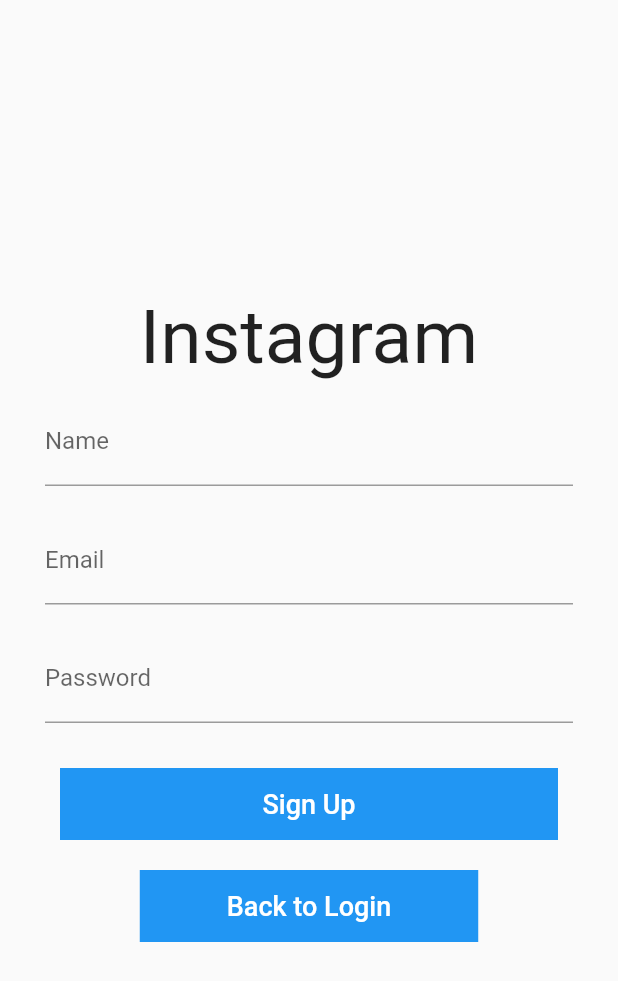
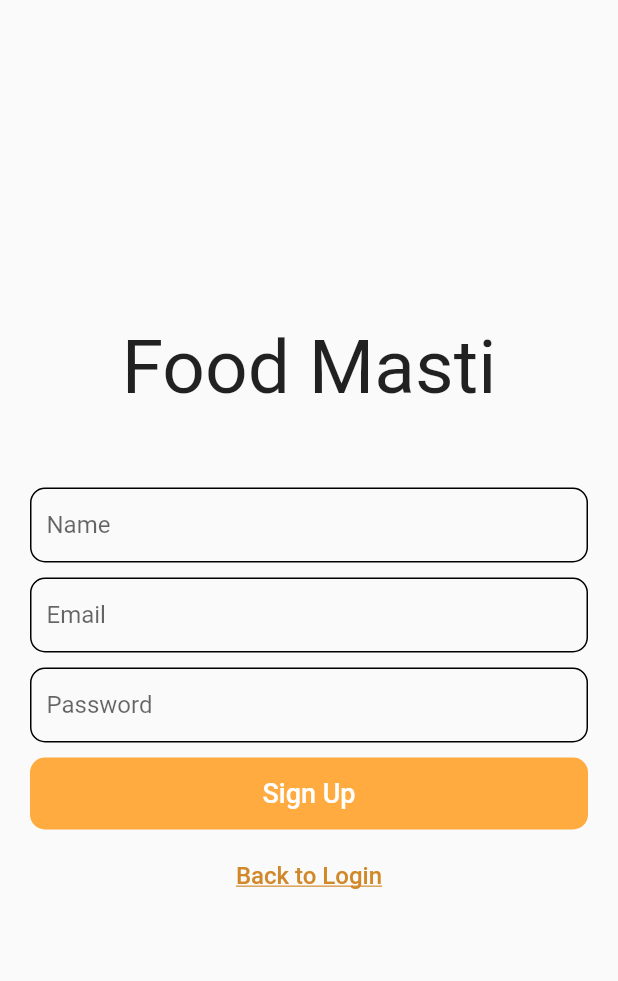
Before and after one commit to NishantSinghal19/food-canteen, a Flutter app: the screen it shows after launch, after a tap on "Sign Up.", on a phone screen of 412 x 824 dp. Shown: the top 981 px of the screen. Run offline on Flutter 3.47's test engine with Material 2 defaults, Android fonts, the light colour scheme and no system bars; our stand-ins replace cloud_firestore, firebase_auth, firebase_core, shared_preferences; accounts and stored records are empty; Roboto replaces fonts that are missing (Billabong).

Commit message:
UI changes

```diff
--- a/lib/screens/login_screen.dart
+++ b/lib/screens/login_screen.dart
@@ -20,18 +20,18 @@
   // static const String id = 'login_screen';
 
   @override
-  _LoginScreenState createState() => new _LoginScreenState();
+  _LoginScreenState createState() => _LoginScreenState();
 }
 
 class _LoginScreenState extends State<LoginScreen> {
-  final TextEditingController _emailIdController = new TextEditingController();
-  final TextEditingController _passwordController = new TextEditingController();
+  final TextEditingController _emailIdController =  TextEditingController();
+  final TextEditingController _passwordController =  TextEditingController();
   bool _isLoading = false;
 
-  var _textStyleBlack = new TextStyle(fontSize: 12.0, color: Colors.black);
-  var _textStyleGrey = new TextStyle(fontSize: 12.0, color: Colors.grey);
+  var _textStyleBlack =  TextStyle(fontSize: 12.0, color: Colors.black);
+  var _textStyleGrey =  TextStyle(fontSize: 12.0, color: Colors.grey);
   var _textStyleBlueGrey =
-      new TextStyle(fontSize: 12.0, color: Colors.blueGrey);
+       TextStyle(fontSize: 12.0, color: Colors.blueGrey);
 
   @override
   void dispose() {
@@ -39,7 +39,6 @@
     _emailIdController.dispose();
     _passwordController.dispose();
   }
-
 
   Future<bool> _logInUser() async {
     if (_emailIdController.text.isEmpty || _passwordController.text.isEmpty) {
@@ -50,7 +49,6 @@
     setState(() {
       _isLoading = true;
     });
-
 
     // Call the login method and get the user details
     UserModel? user = await AuthMethod().logInUser(
@@ -78,24 +76,27 @@
     return true;
   }
 
-
-
   @override
   Widget build(BuildContext context) {
-    return new Scaffold(
+    return  Scaffold(
       bottomNavigationBar: _bottomBar(),
       body: _body(),
     );
   }
 
   Widget _userIDEditContainer() {
-    return new Container(
-      child: new TextField(
+    return Container(
+      decoration: BoxDecoration(
+        borderRadius: BorderRadius.circular(10.0),
+      ),
+      child:  TextField(
         controller: _emailIdController,
-        decoration: new InputDecoration(
-            hintText: 'Phone number, email or username',
-            border: new OutlineInputBorder(
-              borderSide: new BorderSide(color: Colors.black),
+        decoration:  InputDecoration(
+            hintText: 'Email',
+            border:  OutlineInputBorder(
+              borderSide:  BorderSide(color: Colors.black),
+              borderRadius: BorderRadius.circular(10.0),
+
             ),
             isDense: true),
         style: _textStyleBlack,
@@ -113,6 +114,7 @@
             hintText: 'Password',
             border: OutlineInputBorder(
               borderSide: BorderSide(color: Colors.black),
+              borderRadius: BorderRadius.circular(10.0),
             ),
             isDense: true),
         style: _textStyleBlack,
@@ -125,6 +127,10 @@
       onTap: _logInUser,
       child: Container(
         alignment: Alignment.center,
+        decoration: BoxDecoration(
+          borderRadius: BorderRadius.circular(10.0),
+          color: Colors.orangeAccent,
+        ),
         margin: EdgeInsets.only(top: 10.0),
         width: 500.0,
         height: 40.0,
@@ -138,12 +144,9 @@
                 "Log In",
                 style: TextStyle(color: Colors.white),
               ),
-        color: Colors.blue,
       ),
     );
   }
-
-
 
   Widget _bottomBar() {
     return Container(
@@ -166,12 +169,11 @@
                       Text('Don\'t have an account?', style: _textStyleGrey),
                       Container(
                         child: TextButton(
-                          onPressed: () =>
-                              Navigator.pushReplacement(context,
+                          onPressed: () => Navigator.pushReplacement(context,
                               MaterialPageRoute(builder: (context) {
                             return SignupScreen();
-                              }) ),
-                          child: Text('Sign Up.', style: _textStyleGrey),
+                          })),
+                          child: Text('Sign Up.', style: TextStyle(color: Color.fromARGB(255, 225, 136, 2), fontSize: 12.0)),
                         ),
                       ),
                     ],
@@ -194,39 +196,39 @@
             padding: EdgeInsets.only(top: 25.0, bottom: 15.0),
             child: Text(
               'Food Masti',
-              style: TextStyle(fontFamily: 'Billabong', fontSize: 50.0),
+              style: TextStyle(fontSize: 50.0),
             ),
           ),
           _userIDEditContainer(),
           _passwordEditContainer(),
           _loginContainer(),
-          Row(
-            mainAxisAlignment: MainAxisAlignment.center,
-            children: <Widget>[
-              Text(
-                'Forgot your login details?',
-                style: _textStyleGrey,
-              ),
-              TextButton(
-                onPressed: () {},
-                child: Text(
-                  'Get help logging in.',
-                  style: _textStyleBlueGrey,
-                ),
-              )
-            ],
-          ),
-          Row(
-            mainAxisAlignment: MainAxisAlignment.center,
-            children: <Widget>[
-              Container(
-                height: 1.0,
-                width: MediaQuery.of(context).size.width / 2.7,
-                color: Colors.grey,
-                child: ListTile(),
-              ),
-            ],
-          ),
+          // Row(
+          //   mainAxisAlignment: MainAxisAlignment.center,
+          //   children: <Widget>[
+          //     Text(
+          //       'Forgot your login details?',
+          //       style: _textStyleGrey,
+          //     ),
+          //     TextButton(
+          //       onPressed: () {},
+          //       child: Text(
+          //         'Get help logging in.',
+          //         style: _textStyleBlueGrey,
+          //       ),
+          //     )
+          //   ],
+          // ),
+          // Row(
+          //   mainAxisAlignment: MainAxisAlignment.center,
+          //   children: <Widget>[
+          //     Container(
+          //       height: 1.0,
+          //       width: MediaQuery.of(context).size.width / 2.7,
+          //       color: Colors.grey,
+          //       child: ListTile(),
+          //     ),
+          //   ],
+          // ),
         ],
       ),
     );
@@ -266,8 +268,10 @@
     }
   }
 }
+
 class AuthMethod {
-  Future<UserModel?> logInUser({required String email, required String password}) async {
+  Future<UserModel?> logInUser(
+      {required String email, required String password}) async {
     try {
       UserCredential userCredential = await FirebaseAuth.instance
           .signInWithEmailAndPassword(email: email, password: password);
--- a/lib/screens/signup_screen.dart
+++ b/lib/screens/signup_screen.dart
@@ -30,7 +30,8 @@
       if (result != 'success') {
         showSnackBar(result, context);
       } else {
-        Navigator.pushReplacement(context,  MaterialPageRoute(builder: (context)=>LoginScreen()));
+        Navigator.pushReplacement(
+            context, MaterialPageRoute(builder: (context) => LoginScreen()));
       }
       setState(() {
         _isLoading = false;
@@ -48,10 +49,9 @@
             mainAxisAlignment: MainAxisAlignment.center,
             crossAxisAlignment: CrossAxisAlignment.center,
             children: <Widget>[
-              Text(
-                'Instagram',
+              const Text(
+                'Food Masti',
                 style: TextStyle(
-                  fontFamily: 'Billabong',
                   fontSize: 50.0,
                 ),
               ),
@@ -60,38 +60,72 @@
                 child: Column(
                   mainAxisSize: MainAxisSize.min,
                   children: <Widget>[
-                    Padding(
-                      padding: EdgeInsets.symmetric(
-                        horizontal: 30.0,
-                        vertical: 10.0,
+                    Container(
+                      decoration: BoxDecoration(
+                        borderRadius: BorderRadius.circular(10.0),
+                        border: Border.all(
+                          width: 1.0,
+                        ),
+                      ),
+                      margin: const EdgeInsets.only(
+                        left: 20.0,
+                        right: 20.0,
+                        top: 50.0,
                       ),
                       child: TextFormField(
-                        decoration: InputDecoration(labelText: 'Name'),
+                        decoration: const InputDecoration(
+                            labelText: 'Name',
+                            border: InputBorder.none,
+                            contentPadding:
+                                EdgeInsets.symmetric(horizontal: 10.0)),
                         validator: (input) => input!.trim().isEmpty
                             ? 'Please enter a valid name'
                             : null,
                         onSaved: (input) => _name = input!,
                       ),
-                    ),Padding(
-                      padding: EdgeInsets.symmetric(
-                        horizontal: 30.0,
-                        vertical: 10.0,
+                    ),
+                    Container(
+                      decoration: BoxDecoration(
+                        borderRadius: BorderRadius.circular(10.0),
+                        border: Border.all(
+                          width: 1.0,
+                        ),
+                      ),
+                      margin: const EdgeInsets.only(
+                        left: 20.0,
+                        right: 20.0,
+                        top: 10.0,
                       ),
                       child: TextFormField(
-                        decoration: InputDecoration(labelText: 'Email'),
+                        decoration: const InputDecoration(
+                            labelText: 'Email',
+                            border: InputBorder.none,
+                            contentPadding:
+                                EdgeInsets.symmetric(horizontal: 10.0)),
                         validator: (input) => !input!.contains('@')
                             ? 'Please enter a valid email'
                             : null,
                         onSaved: (input) => _email = input!,
                       ),
                     ),
-                    Padding(
-                      padding: EdgeInsets.symmetric(
-                        horizontal: 30.0,
-                        vertical: 10.0,
+                    Container(
+                      decoration: BoxDecoration(
+                        borderRadius: BorderRadius.circular(10.0),
+                        border: Border.all(
+                          width: 1.0,
+                        ),
+                      ),
+                      margin: const EdgeInsets.only(
+                        left: 20.0,
+                        right: 20.0,
+                        top: 10.0,
                       ),
                       child: TextFormField(
-                        decoration: InputDecoration(labelText: 'Password'),
+                        decoration: const InputDecoration(
+                            labelText: 'Password',
+                            border: InputBorder.none,
+                            contentPadding:
+                                EdgeInsets.symmetric(horizontal: 10.0)),
                         validator: (input) => input!.length < 6
                             ? 'Must be at least 6 characters'
                             : null,
@@ -99,24 +133,27 @@
                         obscureText: true,
                       ),
                     ),
-                    SizedBox(height: 20.0),
+                    const SizedBox(height: 10.0),
                     Padding(
-                      padding: EdgeInsets.only(
-                        left: 40,
-                        right: 40,
+                      padding: const EdgeInsets.only(
+                        left: 20,
+                        right: 20,
                       ),
                       child: Container(
                         width: double.infinity,
-                        color: Colors.blue,
+                        decoration: BoxDecoration(
+                          borderRadius: BorderRadius.circular(10.0),
+                          color: Colors.orangeAccent,
+                        ),
                         child: _isLoading
-                            ? Center(
+                            ? const Center(
                                 child: CircularProgressIndicator(
                                   color: Colors.white,
                                 ),
                               )
                             : TextButton(
                                 onPressed: () => _signUp(),
-                                child: Text(
+                                child: const Text(
                                   'Sign Up',
                                   style: TextStyle(
                                     color: Colors.white,
@@ -126,18 +163,18 @@
                               ),
                       ),
                     ),
-                    SizedBox(height: 20.0),
-                    Container(
-                      color: Colors.blue,
-                      padding: EdgeInsets.symmetric(horizontal: 50),
-                      child: TextButton(
-                        onPressed: () => Navigator.pushReplacement(context, MaterialPageRoute(builder: (context)=>LoginScreen())),
-                        child: Text(
-                          'Back to Login',
-                          style: TextStyle(
-                            color: Colors.white,
-                            fontSize: 18.0,
-                          ),
+                    const SizedBox(height: 7.0),
+                    TextButton(
+                      onPressed: () => Navigator.pushReplacement(
+                          context,
+                          MaterialPageRoute(
+                              builder: (context) => LoginScreen())),
+                      child: const Text(
+                        'Back to Login',
+                        style: TextStyle(
+                          color: Color.fromARGB(255, 209, 136, 41),
+                          fontSize: 16.0,
+                          decoration: TextDecoration.underline,
                         ),
                       ),
                     ),
```
Lines whose indentation alone changed are shown as unchanged.
